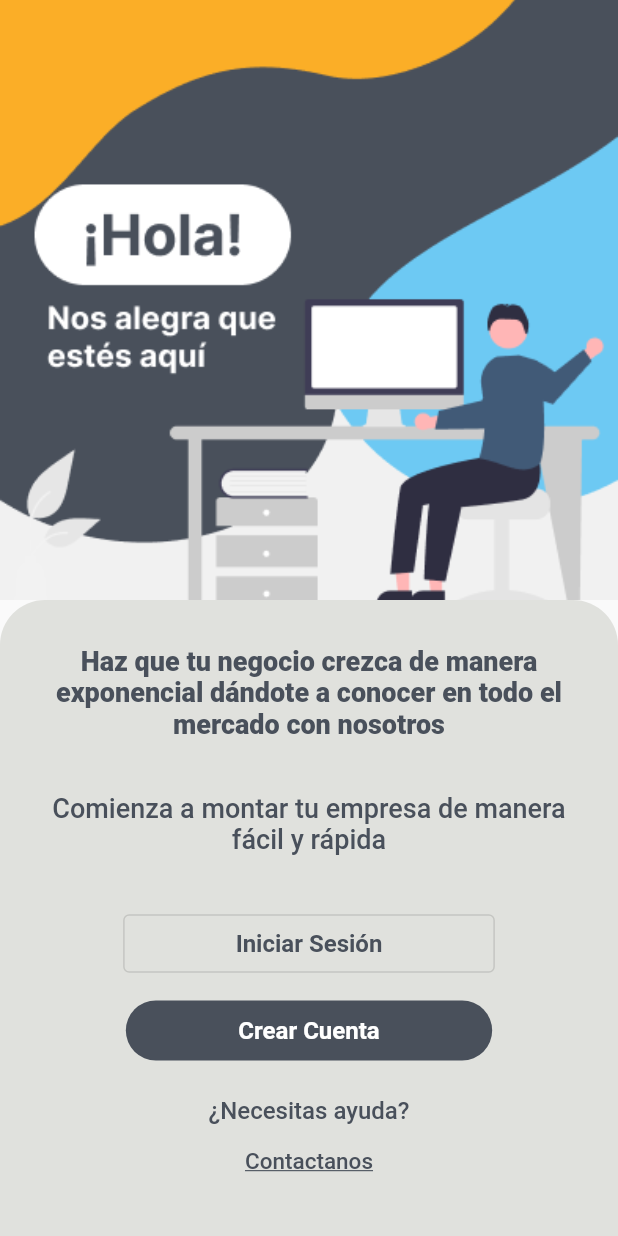
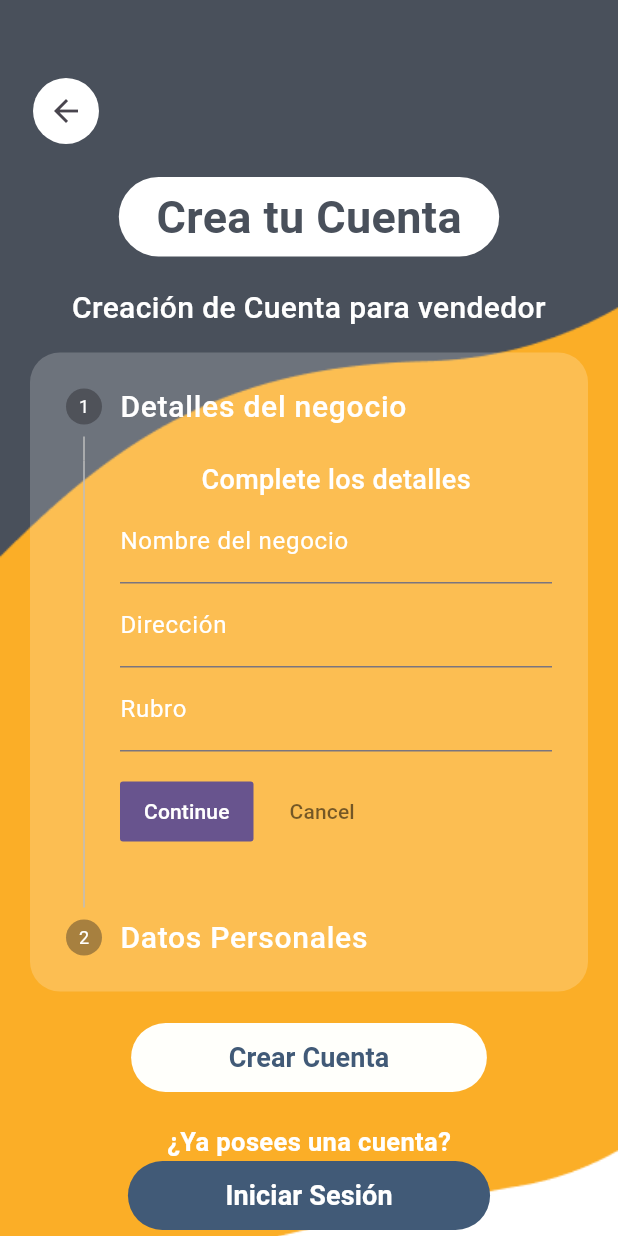
Before and after one commit to EQuinteros11/ECO_MARKET, a Flutter app: the screen it shows after launch, on a phone screen of 412 x 824 dp. Run offline on Flutter 3.47's test engine with Material 2 defaults, Android fonts, the phone set to English and light mode, and no system bars; project files that could hold a hidden picture were left out.

Commit message:
Cuenta Vendedor Creado

```diff
--- /dev/null
+++ b/lib/creacion_cuenta_vendedor.dart
@@ -0,0 +1,340 @@
+import 'package:flutter/material.dart';
+import 'package:uno/inicio_sesion_vendedor.dart';
+
+class CreacionCuentaVendedor extends StatefulWidget {
+  const CreacionCuentaVendedor({super.key});
+
+  @override
+  State<CreacionCuentaVendedor> createState() => _CreacionCuentaVendedorState();
+}
+
+class _CreacionCuentaVendedorState extends State<CreacionCuentaVendedor> {
+  int _index = 0;
+
+  @override
+  Widget build(BuildContext context) {
+    return Container(
+      decoration: const BoxDecoration(
+          image: DecorationImage(
+              image: AssetImage("assets/img/creacionCuentaVendedor.png"),
+              fit: BoxFit.cover
+          )
+      ),
+      child: Scaffold(
+        backgroundColor: Colors.transparent,
+        body: Container(
+          margin: const EdgeInsets.only(top: 50 ),
+          padding: const EdgeInsets.only(left: 20, right: 20),
+          child: SingleChildScrollView(
+            child: Column(
+              children: <Widget>[
+                Row(
+                  children: <Widget> [
+                    // Boton de Regresar
+                    IconButton(
+                      onPressed: (){
+                        Navigator.pop(context);
+                      },
+                      style: TextButton.styleFrom(
+                          padding: const EdgeInsets.all(10),
+                          backgroundColor: const Color.fromRGBO(255, 255, 255, 1.0)
+                      ),
+                      icon: const Icon(Icons.arrow_back),
+                      tooltip: "Regresar",
+                    ),
+
+                    // Espacio entre elementos
+
+                  ],
+                ),
+
+                // Banner de Crea tu cuenta
+                Row(
+                  mainAxisAlignment: MainAxisAlignment.center,
+                  children: <Widget>[
+                    Container(
+                      margin: const EdgeInsets.only(top: 20),
+                      padding: const EdgeInsets.only(top: 5, bottom: 5, left: 25, right: 25),
+                      decoration: const BoxDecoration(
+                        borderRadius: BorderRadius.all(Radius.circular(30)),
+                        color: Color.fromRGBO(255, 255, 255, 1.0),
+                      ),
+                      child: const Stack(
+                        children: <Widget>[
+
+                          Text("Crea tu Cuenta",
+                            style: TextStyle(
+                                fontSize: 30,
+                                color: Color.fromRGBO(73, 80, 91, 1.0),
+                                fontWeight: FontWeight.w600
+                            ),)
+                        ],
+                      ),
+                    )
+                  ],
+                ),
+
+                // Banner informativo
+                Column(
+                  mainAxisAlignment: MainAxisAlignment.center,
+                  children: <Widget>[
+                    Container(
+                      margin: const EdgeInsets.only(top: 20),
+                      // FORMULARIO
+                      child: const Stack(
+                        children: <Widget>[
+                          Text("Creación de Cuenta para vendedor",
+                            style: TextStyle(
+                              color: Color.fromRGBO(255, 255, 255, 1.0),
+                              fontSize: 20,
+                              fontWeight: FontWeight.w500,
+                            ),
+                            textAlign: TextAlign.center,),
+                        ],
+                      ),
+                    )
+                  ],
+                ),
+
+                SizedBox(height: 15),
+
+                // Stepper de creacion de cuenta
+                Column(
+                  mainAxisAlignment: MainAxisAlignment.center,
+                  children: <Widget>[
+                    Container(
+                      padding: const EdgeInsets.all(0),
+                      decoration: const BoxDecoration(
+                        color: Color.fromRGBO(255, 255, 255, 0.2),
+                        borderRadius: BorderRadius.all(Radius.circular(20))
+                      ),
+                      child: Stepper(
+                        currentStep: _index,
+                        onStepCancel: () {
+                          if (_index > 0) {
+                            setState(() {
+                              _index -= 1;
+                            });
+                          }
+                        },
+                        onStepContinue: () {
+                          if (_index <= 0) {
+                            setState(() {
+                              _index += 1;
+                            });
+                          }
+                        },
+                        onStepTapped: (int index) {
+                          setState(() {
+                            _index = index;
+                          });
+                        },
+                        steps: <Step>[
+                          Step(
+                            title: const Text('Detalles del negocio',
+                              style: TextStyle(
+                                color: Color.fromRGBO(255, 255, 255, 1.0),
+                                fontSize: 20,
+                                fontWeight: FontWeight.w500
+                              ) ,),
+                            content: Container(
+                              alignment: Alignment.topLeft,
+                              child: Column(
+                                children: <Widget>[
+                                  const Text('Complete los detalles',
+                                    style: TextStyle(
+                                        color: Color.fromRGBO(255, 255, 255, 1.0),
+                                        fontSize: 18,
+                                        fontWeight: FontWeight.w500
+                                    ),
+                                  textAlign: TextAlign.start,),
+                                  TextFormField(
+                                    decoration: const InputDecoration(
+                                        labelText: "Nombre del negocio",
+                                        hintText: "Nombre",
+                                        hintStyle: TextStyle(
+                                          color: Color.fromRGBO(255, 255, 255, 0.5),
+                                        ),
+                                        labelStyle: TextStyle(
+                                          color: Color.fromRGBO(255, 255, 255, 1.0),
+                                          decorationColor: Color.fromRGBO(255, 255, 255, 1.0),
+                                        )
+                                    ),
+                                  ),
+                                  TextFormField(
+                                    decoration: const InputDecoration(
+                                        labelText: "Dirección",
+                                        hintText: "Ejemplo",
+                                        hintStyle: TextStyle(
+                                          color: Color.fromRGBO(255, 255, 255, 0.5),
+                                        ),
+                                        labelStyle: TextStyle(
+                                          color: Color.fromRGBO(255, 255, 255, 1.0),
+                                          decorationColor: Color.fromRGBO(255, 255, 255, 1.0),
+                                        )
+                                    ),
+
+                                  ),
+                                  TextFormField(
+                                    decoration: const InputDecoration(
+                                        labelText: "Rubro",
+                                        hintText: "Ejemplo",
+                                        hintStyle: TextStyle(
+                                          color: Color.fromRGBO(255, 255, 255, 0.5),
+                                        ),
+                                        labelStyle: TextStyle(
+                                          color: Color.fromRGBO(255, 255, 255, 1.0),
+                                          decorationColor: Color.fromRGBO(255, 255, 255, 1.0),
+                                        )
+                                    ),
+                                  )
+                                ],
+                              ),
+                            ),
+                          ),
+
+                          // Paso 2
+                          Step(
+                            title: const Text('Datos Personales',
+                            style: TextStyle(
+                                color: Color.fromRGBO(255, 255, 255, 1.0),
+                                fontSize: 20,
+                                fontWeight: FontWeight.w500
+                            ),),
+                            content: Container(
+                              alignment: Alignment.topLeft,
+                              child: Column(
+                                children: <Widget>[
+                                  const Text('Complete los detalles',
+                                    style: TextStyle(
+                                        color: Color.fromRGBO(255, 255, 255, 1.0),
+                                        fontSize: 18,
+                                        fontWeight: FontWeight.w500
+                                    ),
+                                    textAlign: TextAlign.start,
+                                  ),
+
+                                  // Primer Paso de la segunda Opcion
+                                  TextFormField(
+                                    decoration: const InputDecoration(
+                                        labelText: "Nombre del Propietario",
+                                        hintText: "Nombre",
+                                        hintStyle: TextStyle(
+                                          color: Color.fromRGBO(255, 255, 255, 0.5),
+                                        ),
+                                        labelStyle: TextStyle(
+                                          color: Color.fromRGBO(255, 255, 255, 1.0),
+                                          decorationColor: Color.fromRGBO(255, 255, 255, 1.0),
+                                        )
+                                    ),
+                                  ),
+
+                                  // Segundo Paso de la segunda Opcion
+                                  TextFormField(
+                                    decoration: const InputDecoration(
+                                        labelText: "Número de Contacto",
+                                        hintText: "0000-0000",
+                                        hintStyle: TextStyle(
+                                          color: Color.fromRGBO(255, 255, 255, 0.5),
+                                        ),
+                                        labelStyle: TextStyle(
+                                          color: Color.fromRGBO(255, 255, 255, 1.0),
+                                          decorationColor: Color.fromRGBO(255, 255, 255, 1.0),
+                                        )
+                                    ),
+                                  ),
+
+                                  // Tercer Paso de la segunda Opcion
+                                  TextFormField(
+                                    decoration: const InputDecoration(
+                                        labelText: "Correo",
+                                        hintText: "ejemplo@gmail.com",
+                                        hintStyle: TextStyle(
+                                          color: Color.fromRGBO(255, 255, 255, 0.5),
+                                        ),
+                                        labelStyle: TextStyle(
+                                          color: Color.fromRGBO(255, 255, 255, 1.0),
+                                          decorationColor: Color.fromRGBO(255, 255, 255, 1.0),
+                                        )
+                                    ),
+                                  ),
+                                ],
+                              ),
+                            ),
+                          ),
+
+                        ],
+                      ),
+                    )
+                  ],
+                ),
+
+                // Espaciado entre elementos
+                SizedBox(height: 20),
+
+                Column(
+                  children: [
+                    FilledButton(
+                      onPressed: (){
+                        Navigator.push(
+                            context,
+                            MaterialPageRoute(builder: (context) => const InicioSesionVendedor()));
+                      },
+                      style: TextButton.styleFrom(
+                        padding: const EdgeInsets.only( top: 10, bottom: 10, left: 65, right: 65 ),
+                        backgroundColor: Color.fromRGBO(255, 255, 2555, 1.0),
+                      ),
+                      child: const Text("Crear Cuenta",
+                        style: TextStyle(
+                            color: Color.fromRGBO(65, 90, 119, 1.0),
+                            fontSize: 18,
+                            fontWeight: FontWeight.w600
+                        ),),
+                    )
+                  ],
+                ),
+
+
+                // Espaciado entre elementos
+                SizedBox(height: 20),
+
+                // Boton Iniciar Sesion
+                Column(
+                  children: [
+                    const Text("¿Ya posees una cuenta?",
+                    style: TextStyle(
+                      color: Color.fromRGBO(255, 255, 255, 1.0),
+                      fontWeight: FontWeight.w600,
+                      fontSize: 17
+                    ),),
+                    FilledButton(
+                      onPressed: (){
+                        Navigator.push(
+                            context,
+                            MaterialPageRoute(builder: (context) => InicioSesionVendedor() )
+                        );
+                      },
+                      style: TextButton.styleFrom(
+                        padding: const EdgeInsets.only( top: 10, bottom: 10, left: 65, right: 65 ),
+                        backgroundColor: const Color.fromRGBO(65, 90, 119, 1.0),
+                      ),
+                      child: const Text("Iniciar Sesión",
+                        style: TextStyle(
+                            color: Color.fromRGBO(255, 255, 255, 1.0),
+                            fontSize: 18,
+                            fontWeight: FontWeight.w600
+                        ),),
+                    )
+                  ],
+                ),
+
+                //Espaciado final
+                SizedBox(height: 15),
+              ],
+            ),
+          ),
+        ),
+      ),
+    );
+  }
+}
--- a/lib/main.dart
+++ b/lib/main.dart
@@ -1,4 +1,5 @@
 import 'package:flutter/material.dart';
+import 'package:uno/creacion_cuenta_vendedor.dart';
 import 'package:uno/seleccion_creacion_tipo_cuenta.dart';
 import 'package:uno/vista_principal.dart';
 
@@ -14,15 +15,20 @@ class MyApp extends StatelessWidget{
   Widget build(BuildContext context) {
       return MaterialApp(
         debugShowCheckedModeBanner: false,
-        title: 'vistaPrincipal',
-        initialRoute: "vistaPrincipal",
+        title: 'ECO MARKET',
+        initialRoute: "creacionCuentaVendedor",
         routes: <String, WidgetBuilder>{
           "vistaPrincipal": (context) => VistaPrincipal(),
           "creacionTipoCuenta": (context) => Creacion_Cuenta(),
-          "creacionCuenta": (context) => Creacion_Cuenta(),
+          "creacionCuentaCliente": (context) => Creacion_Cuenta(),
+          "creacionCuentaVendedor": (context) => CreacionCuentaVendedor(),
           "inicioSesionVendedor": (context) => InicioSesionVendedor(),
           "InicioSesionCliente": (context) => MyAppForm(),
         },
+        theme: ThemeData(
+          colorScheme: ColorScheme.fromSeed(seedColor: Colors.deepPurple),
+          useMaterial3: true,
+        ),
       );
   }
 
--- a/pubspec.yaml
+++ b/pubspec.yaml
@@ -66,6 +66,7 @@ flutter:
     - assets/img/tipoCuenta.png
     - assets/img/inicioSesionVendedor.png
     - assets/img/creacionCuentaCliente.png
+    - assets/img/creacionCuentaVendedor.png
   #   - images/a_dot_ham.jpeg
 
   # An image asset can refer to one or more resolution-specific "variants", see
```
Also changed, not shown: assets/img/creacionCuentaVendedor.png (added).
